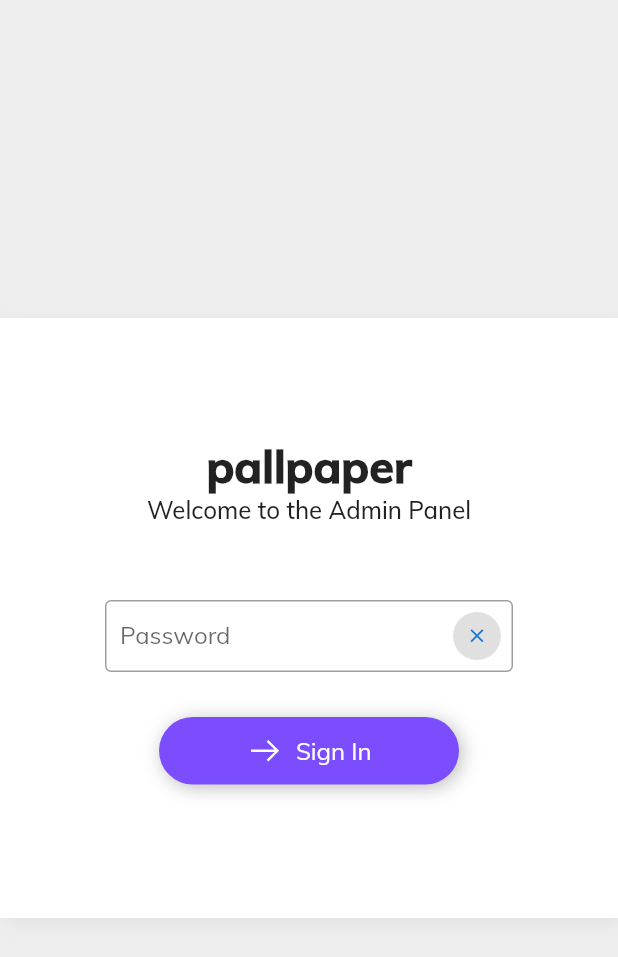
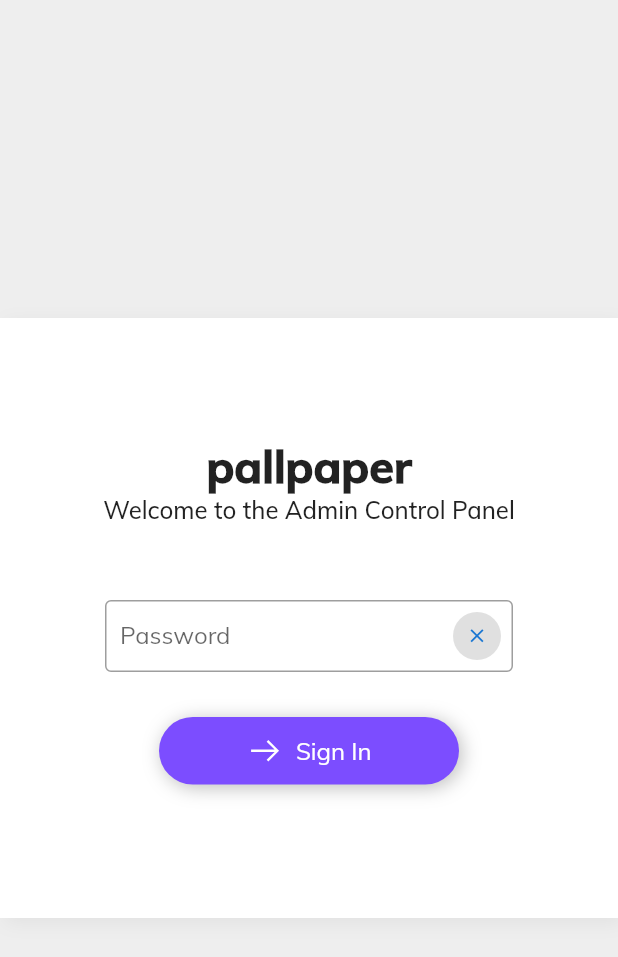
Before and after one commit to AgutuSam/wallpaper_admin, a Flutter app: the screen it shows after launch, on a phone screen of 412 x 824 dp. Shown: the top 957 px of the screen. Run offline on Flutter 3.47's test engine with Material 2 defaults, Android fonts, the phone set to English and light mode, and no system bars; our stand-ins replace cloud_firestore, line_icons, shared_preferences, toast; missing offline and left inert: vertical_tabs; accounts and stored records are empty.

Commit message:
...try 2

```diff
--- a/lib/pages/sign_in.dart
+++ b/lib/pages/sign_in.dart
@@ -71,7 +71,7 @@ class _SignInPageState extends State<SignInPage> {
                   style: TextStyle(fontSize: 30, fontWeight: FontWeight.w900),
                 ),
                 Text(
-                  'Welcome to the Admin Panel',
+                  'Welcome to the Admin Control Panel',
                   style: TextStyle(fontSize: 16, fontWeight: FontWeight.w500),
                 ),
                 SizedBox(
```
